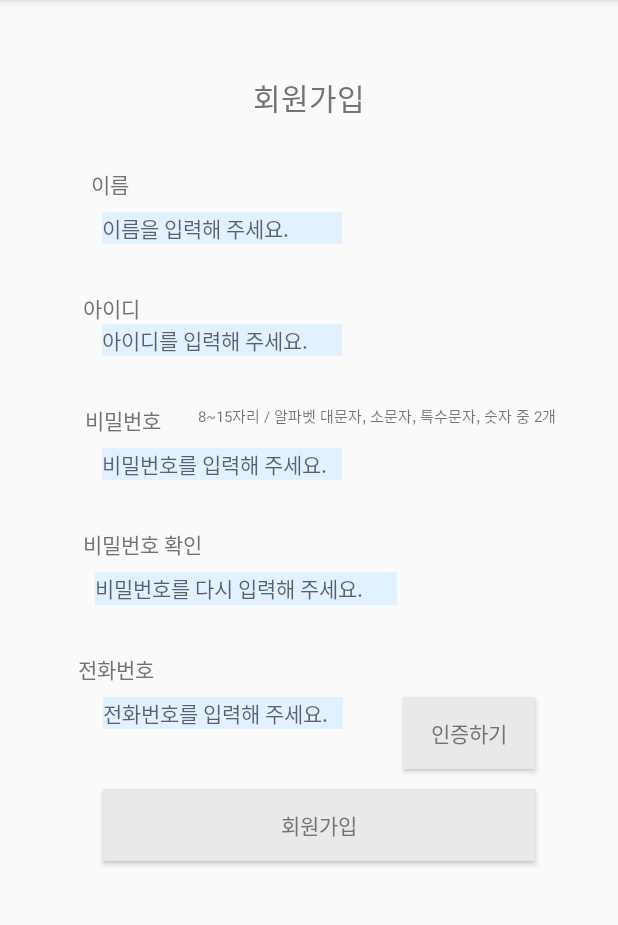
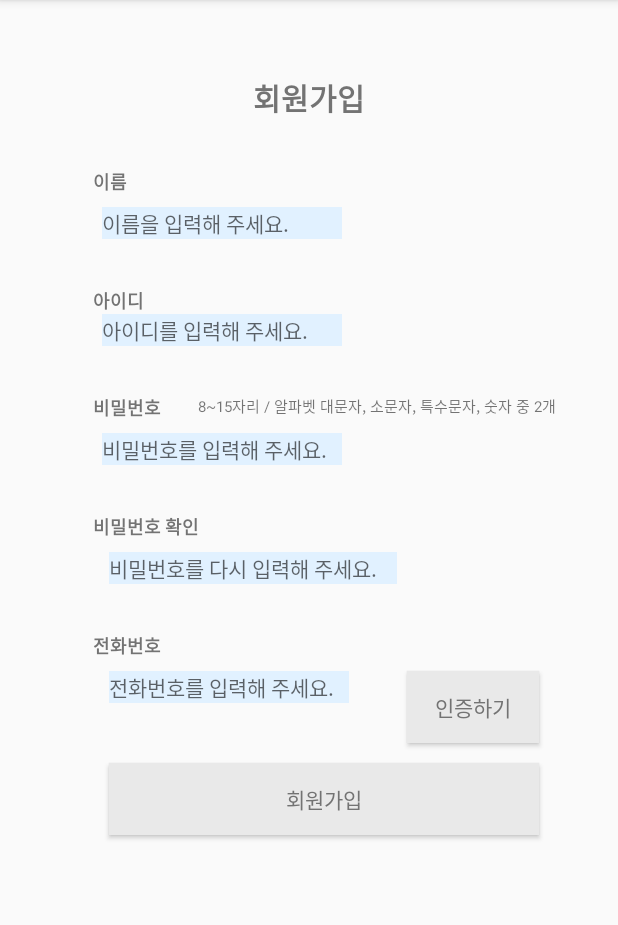
Before and after one commit to choiyoung69/Captone_DonWorry, an Android app: the Sign_Up screen opened directly, with no data from a screen before it, on a phone screen of 412 x 824 dp, the part 84-1009 px from its top. Run offline under Robolectric (Android 15) with nearby library versions, the phone set to English and light mode, and no system bars.

Commit message:
Modify 회원가입 화면 글씨 조정

```diff
--- a/app/src/main/res/layout/activity_sign_up.xml
+++ b/app/src/main/res/layout/activity_sign_up.xml
@@ -16,6 +16,7 @@
         android:text="회원가입"
         android:textColor="@color/dark_gray"
         android:textSize="20sp"
+        android:textStyle="bold"
         app:layout_constraintEnd_toEndOf="parent"
         app:layout_constraintStart_toStartOf="parent"
         app:layout_constraintTop_toTopOf="parent" />
@@ -42,12 +43,11 @@
         android:id="@+id/textView12"
         android:layout_width="wrap_content"
         android:layout_height="wrap_content"
-        android:layout_marginStart="32dp"
         android:layout_marginTop="32dp"
         android:text="비밀번호 확인"
         android:textColor="@color/dark_gray"
-        app:layout_constraintEnd_toEndOf="@+id/textView4"
-        app:layout_constraintHorizontal_bias="0.557"
+        android:textSize="12sp"
+        android:textStyle="bold"
         app:layout_constraintStart_toStartOf="@+id/textView4"
         app:layout_constraintTop_toBottomOf="@+id/InputPassword" />
 
@@ -69,11 +69,10 @@
         android:layout_width="wrap_content"
         android:layout_height="wrap_content"
         android:layout_marginTop="32dp"
-        android:layout_marginEnd="32dp"
         android:text="전화번호"
         android:textColor="@color/dark_gray"
-        app:layout_constraintEnd_toEndOf="@+id/textView12"
-        app:layout_constraintHorizontal_bias="1.0"
+        android:textSize="12sp"
+        android:textStyle="bold"
         app:layout_constraintStart_toStartOf="@+id/textView12"
         app:layout_constraintTop_toBottomOf="@+id/InputRePassword" />
 
@@ -113,12 +112,11 @@
         android:id="@+id/textView4"
         android:layout_width="wrap_content"
         android:layout_height="wrap_content"
-        android:layout_marginStart="16dp"
         android:layout_marginTop="32dp"
         android:text="비밀번호"
         android:textColor="@color/dark_gray"
-        app:layout_constraintEnd_toEndOf="@+id/textView11"
-        app:layout_constraintHorizontal_bias="0.517"
+        android:textSize="12sp"
+        android:textStyle="bold"
         app:layout_constraintStart_toStartOf="@+id/textView11"
         app:layout_constraintTop_toBottomOf="@+id/InputID" />
 
@@ -145,6 +143,8 @@
         android:layout_marginEnd="250dp"
         android:text="이름"
         android:textColor="@color/dark_gray"
+        android:textSize="12sp"
+        android:textStyle="bold"
         app:layout_constraintEnd_toEndOf="parent"
         app:layout_constraintHorizontal_bias="0.409"
         app:layout_constraintStart_toStartOf="parent"
@@ -152,8 +152,8 @@
 
     <EditText
         android:id="@+id/InputRePassword"
-        android:layout_width="201dp"
-        android:layout_height="22dp"
+        android:layout_width="192dp"
+        android:layout_height="21dp"
         android:layout_marginStart="32dp"
         android:layout_marginTop="8dp"
         android:background="@color/sky_blue"
@@ -163,7 +163,7 @@
         android:textColor="@color/mid_gray"
         android:textSize="14sp"
         app:layout_constraintEnd_toEndOf="@+id/InputPassword"
-        app:layout_constraintHorizontal_bias="0.507"
+        app:layout_constraintHorizontal_bias="0.434"
         app:layout_constraintStart_toStartOf="@+id/InputPassword"
         app:layout_constraintTop_toBottomOf="@+id/textView12" />
 
@@ -203,8 +203,8 @@
         android:layout_marginTop="32dp"
         android:text="아이디"
         android:textColor="@color/dark_gray"
-        app:layout_constraintEnd_toEndOf="@+id/textView10"
-        app:layout_constraintHorizontal_bias="0.461"
+        android:textSize="12sp"
+        android:textStyle="bold"
         app:layout_constraintStart_toStartOf="@+id/textView10"
         app:layout_constraintTop_toBottomOf="@+id/InputName" />
 
```
